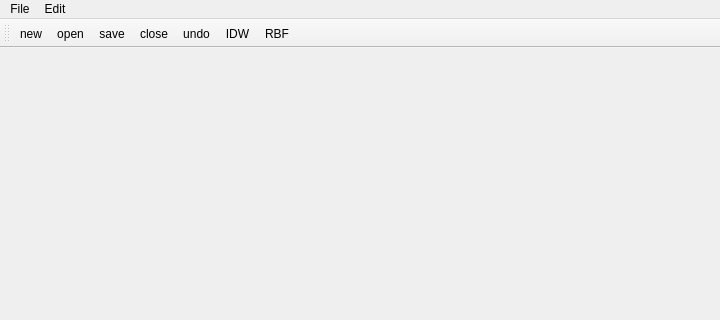
Before: the Qt Designer form qt/mainWindow.ui in Wlain/cpp_demo, drawn with Qt 5; both pictures show x 0 to 720 and y 0 to 320 of the 720 by 720 pixel window.
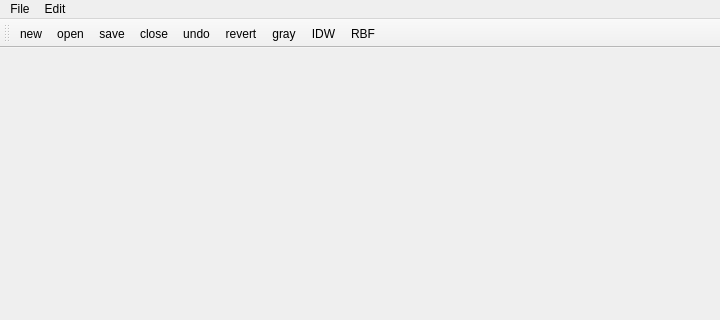
After: the same form once the commit is applied. Icons and pictures are not drawn.

The edit to the form file:
```diff
--- a/qt/mainWindow.ui
+++ b/qt/mainWindow.ui
@@ -58,6 +58,8 @@
    <addaction name="actionsave"/>
    <addaction name="actionclose"/>
    <addaction name="actionundo"/>
+   <addaction name="actionrevert"/>
+   <addaction name="actiongray"/>
    <addaction name="actionIDW"/>
    <addaction name="actionRBF"/>
   </widget>
@@ -116,6 +118,16 @@
     <string>undo</string>
    </property>
   </action>
+  <action name="actionrevert">
+   <property name="text">
+    <string>revert</string>
+   </property>
+  </action>
+  <action name="actiongray">
+   <property name="text">
+    <string>gray</string>
+   </property>
+  </action>
  </widget>
  <resources/>
  <connections/>
```
Left out of the diff: 6 changed lines with no effect on the pictures.
